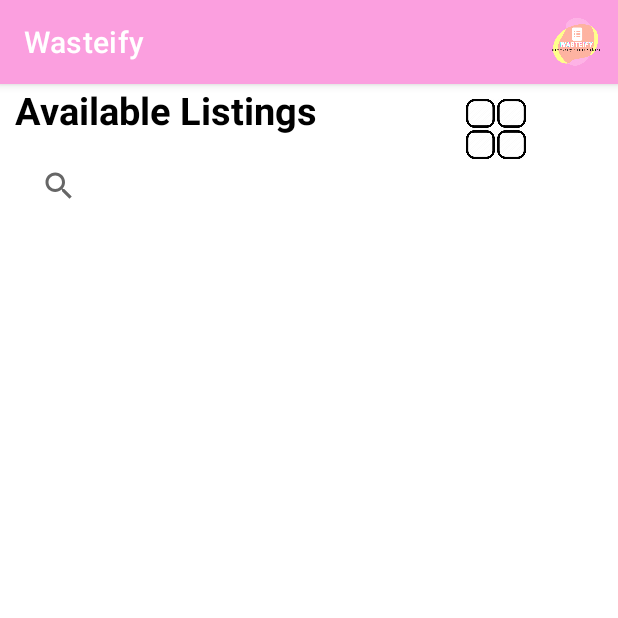
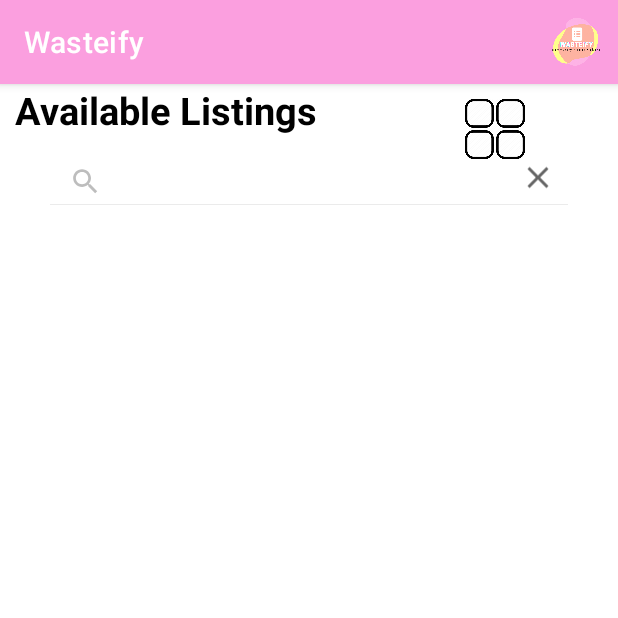
Before and after one commit to ellaburke/FYP, an Android app: the MyKitchenIngredients2 screen opened directly, with no data from a screen before it, item 2 of the bottom bar chosen, on a phone screen of 412 x 824 dp, the top half of it. Run offline under Robolectric (Android 15) with nearby library versions, the phone set to English and light mode, and no system bars; our stand-ins replace Firebase (no records; nobody signed in at launch, a user with empty details on screens opened directly), Picasso; libraries missing offline, so code that uses them is left out: com.google.zxing.integration; pictures from the network do not load; Roboto replaces fonts that are not available here.

Commit message:
2nd April - Recipe Ingredient linked to listings - Bottom nav menu fixed

```diff
--- a/app/src/main/java/com/example/fyp_1/AllListingsTab/viewListingActivity.java
+++ b/app/src/main/java/com/example/fyp_1/AllListingsTab/viewListingActivity.java
@@ -71,6 +71,7 @@ public class viewListingActivity extends AppCompatActivity {
         mDatabaseRef = FirebaseDatabase.getInstance().getReference("listings");
         mRecyclerView.setLayoutManager(mLayoutManager);
         mSearchView = findViewById(R.id.searchView);
+        mSearchView.setIconified(false);
         filterByCategory = (ImageView) findViewById(R.id.filterByCategory);
 
 
@@ -104,6 +105,14 @@ public class viewListingActivity extends AppCompatActivity {
             }
         });
 
+        Intent i = getIntent();
+        String listingToSearch2 = getIntent().getStringExtra("ingredient_clicked");
+        String listingToSearch = "";
+        if(!listingToSearch2.equals(" ")) {
+             listingToSearch = listingToSearch2.substring(0, listingToSearch2.length() - 1);
+        }
+
+        final String searchListing = listingToSearch;
         mDatabaseRef.addValueEventListener(new ValueEventListener() {
             @Override
             public void onDataChange(@NonNull DataSnapshot snapshot) {
@@ -113,6 +122,10 @@ public class viewListingActivity extends AppCompatActivity {
                 }
                 mAdapter = new Adapter(viewListingActivity.this, (ArrayList<Listing>) mListings);
                 mRecyclerView.setAdapter(mAdapter);
+                if(!searchListing.isEmpty()) {
+                    search(searchListing);
+                }
+
             }
 
             @Override
@@ -122,21 +135,25 @@ public class viewListingActivity extends AppCompatActivity {
             }
         });
 
-//        //If ingredient passed from recipe
-//        //Get Intent from ViewMyFullListing
+        //If ingredient passed from recipe
+        //Get Intent from ViewMyFullListing
 //        Intent i = getIntent();
 //        String listingToSearch = getIntent().getStringExtra("ingredient_clicked");
 //        listingToSearch = listingToSearch.substring(0, listingToSearch.length() - 1);
-//
-//            mSearchView.setQuery(listingToSearch, false);
+
+//            search(listingToSearch);
+            mSearchView.setQuery(listingToSearch, true);
+            mSearchView.setFocusedByDefault(true);
 
 
 
-        if (mSearchView != null) {
+        if (mSearchView.getQuery() != null) {
             mSearchView.setOnQueryTextListener(new SearchView.OnQueryTextListener() {
                 @Override
                 public boolean onQueryTextSubmit(String query) {
-                    return false;
+
+                    search(query);
+                    return true;
                 }
 
                 @Override
@@ -203,6 +220,7 @@ public class viewListingActivity extends AppCompatActivity {
                 list.add(obj);
             }
         }
+
         Adapter adapterClass = new Adapter(viewListingActivity.this, (ArrayList<Listing>) list);
         mRecyclerView.setAdapter(adapterClass);
     }
--- a/app/src/main/java/com/example/fyp_1/MyKitchenIngredients2.java
+++ b/app/src/main/java/com/example/fyp_1/MyKitchenIngredients2.java
@@ -31,6 +31,7 @@ import com.example.fyp_1.AllListingsTab.viewListingActivity;
 import com.example.fyp_1.BarcodeScan.BarcodeActivity;
 import com.example.fyp_1.BarcodeScan.CaptureAct;
 import com.example.fyp_1.Recipe.RecipeActivity;
+import com.example.fyp_1.Recipe.ViewFullRecipeActivity;
 import com.example.fyp_1.ShoppingListTab.MyShoppingListActivity;
 import com.example.fyp_1.UserProfileAndListings.MyListingsProfileActivity;
 import com.example.fyp_1.model.FoodCategorySection;
@@ -127,7 +128,9 @@ public class MyKitchenIngredients2 extends AppCompatActivity {
                     case R.id.MyKitchenNav:
                         return true;
                     case R.id.SearchListingNav:
-                        startActivity(new Intent(getApplicationContext(), viewListingActivity.class));
+                        Intent emptyIntent = new Intent(MyKitchenIngredients2.this, viewListingActivity.class);
+                        emptyIntent.putExtra("ingredient_clicked", " ");
+                        startActivity(emptyIntent);
                         overridePendingTransition(0, 0);
                         return true;
                     case R.id.MyShoppingListNav:
@@ -329,6 +332,34 @@ public class MyKitchenIngredients2 extends AppCompatActivity {
         });
 
 
+        //Delete from list by checking boxes and pressing delete FAB
+//        deleteItemsBtn.setOnClickListener(new View.OnClickListener() {
+//            @Override
+//            public void onClick(View v) {
+//                ArrayList<MyKitchenItem> mSelectedItemsToDelete = myKitchenItemsAdapter2.childAdapter.listOfSelectedItems();
+//                String selectedItemToDeleteName = "";
+//
+//                if (mSelectedItemsToDelete != null) {
+//                    for (int index = 0; index < mSelectedItemsToDelete.size(); index++) {
+//                        System.out.println(mSelectedItemsToDelete.get(index).itemName);
+//                        selectedItemToDeleteName += mSelectedItemsToDelete.get(index).itemName;
+//                        if (index != mSelectedItemsToDelete.size() - 1) {
+//                            selectedItemToDeleteName += ",+";
+//                        }
+//                    }
+//                }
+//                if (selectedItemToDeleteName != "") {
+//                    Intent intentRecipe = new Intent(MyKitchenIngredients2.this, RecipeActivity.class);
+//                    intentRecipe.putExtra("ingredientList", selectedItemToDeleteName.toString());
+//                    startActivity(intentRecipe);
+//                }
+//
+//                myKitchenItemsAdapter2.childAdapter.ClearSelectedItems();
+//
+//            }
+//        });
+
+
     }
 
     @Override
--- a/app/src/main/java/com/example/fyp_1/ShoppingListTab/MyShoppingListActivity.java
+++ b/app/src/main/java/com/example/fyp_1/ShoppingListTab/MyShoppingListActivity.java
@@ -93,7 +93,9 @@ public class MyShoppingListActivity extends AppCompatActivity {
                         overridePendingTransition(0,0);
                         return true;
                     case R.id.SearchListingNav:
-                        startActivity(new Intent(getApplicationContext(), viewListingActivity.class));
+                        Intent emptyIntent = new Intent(MyShoppingListActivity.this, viewListingActivity.class);
+                        emptyIntent.putExtra("ingredient_clicked", " ");
+                        startActivity(emptyIntent);
                         overridePendingTransition(0,0);
                         return true;
                     case R.id.MyShoppingListNav:
--- a/app/src/main/res/layout-v21/activity_view_listing.xml
+++ b/app/src/main/res/layout-v21/activity_view_listing.xml
@@ -7,24 +7,24 @@
     tools:context=".AllListingsTab.viewListingActivity">
 
     <TextView
-        android:id="@+id/AllListingsHeading"
-        android:layout_width="match_parent"
+        android:layout_width="300dp"
         android:layout_height="wrap_content"
+        android:text="Available Listings"
+        android:textSize="25sp"
         android:layout_marginLeft="10dp"
+        android:textColor="#000"
+        android:textStyle="bold"
         android:fontFamily="@font/suravaram"
-        android:text="Available Listings"
-        android:textColor="#000"
-        android:textSize="25sp"
-        android:textStyle="bold" />
+        android:id="@+id/AllListingsHeading"/>
 
     <androidx.appcompat.widget.SearchView
         android:id="@+id/searchView"
-        android:layout_width="300dp"
+        android:layout_below="@+id/AllListingsHeading"
+        android:layout_width="match_parent"
         android:layout_height="?attr/actionBarSize"
-        android:layout_below="@+id/AllListingsHeading"
-        android:layout_margin="5dp"
+        android:layout_marginLeft="15dp"
+        android:layout_marginRight="15dp"
         android:padding="10dp"
-        app:queryHint="Strawberries.."
         tools:ignore="MissingConstraints" />
 
     <ImageButton
@@ -33,9 +33,9 @@
         android:layout_height="40dp"
         android:layout_marginTop="10dp"
         android:layout_marginEnd="15dp"
-        android:layout_marginRight="15dp"
-        android:layout_toRightOf="@id/searchView"
-        android:background="@drawable/category2" />
+        android:background="@drawable/category2"
+        android:layout_toRightOf="@id/AllListingsHeading"
+        android:layout_marginRight="15dp" />
 
 
     <androidx.recyclerview.widget.RecyclerView
--- a/app/src/main/res/layout/activity_view_listing.xml
+++ b/app/src/main/res/layout/activity_view_listing.xml
@@ -7,7 +7,7 @@
     tools:context=".AllListingsTab.viewListingActivity">
 
     <TextView
-        android:layout_width="match_parent"
+        android:layout_width="300dp"
         android:layout_height="wrap_content"
         android:text="Available Listings"
         android:textSize="25sp"
@@ -20,9 +20,10 @@
     <androidx.appcompat.widget.SearchView
         android:id="@+id/searchView"
         android:layout_below="@+id/AllListingsHeading"
-        android:layout_width="350dp"
+        android:layout_width="match_parent"
         android:layout_height="?attr/actionBarSize"
-        android:layout_margin="5dp"
+        android:layout_marginLeft="15dp"
+        android:layout_marginRight="15dp"
         android:padding="10dp"
         tools:ignore="MissingConstraints" />
 
@@ -33,7 +34,7 @@
         android:layout_marginTop="10dp"
         android:layout_marginEnd="15dp"
         android:background="@drawable/category2"
-        android:layout_toRightOf="@id/searchView"
+        android:layout_toRightOf="@id/AllListingsHeading"
         android:layout_marginRight="15dp" />
 
     <androidx.recyclerview.widget.RecyclerView
```
Also changed, not shown: app/src/main/AndroidManifest.xml (+7 -4 lines), app/src/main/java/com/example/fyp_1/Recipe/ViewFullRecipeActivity.java (+19 -16 lines).
